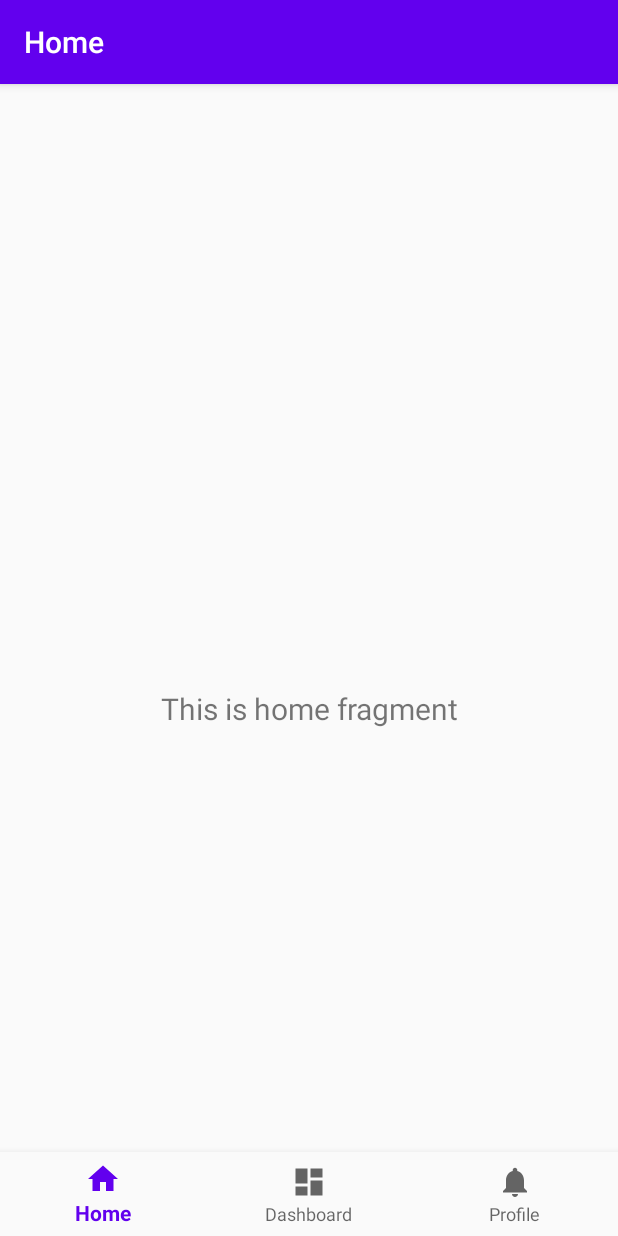
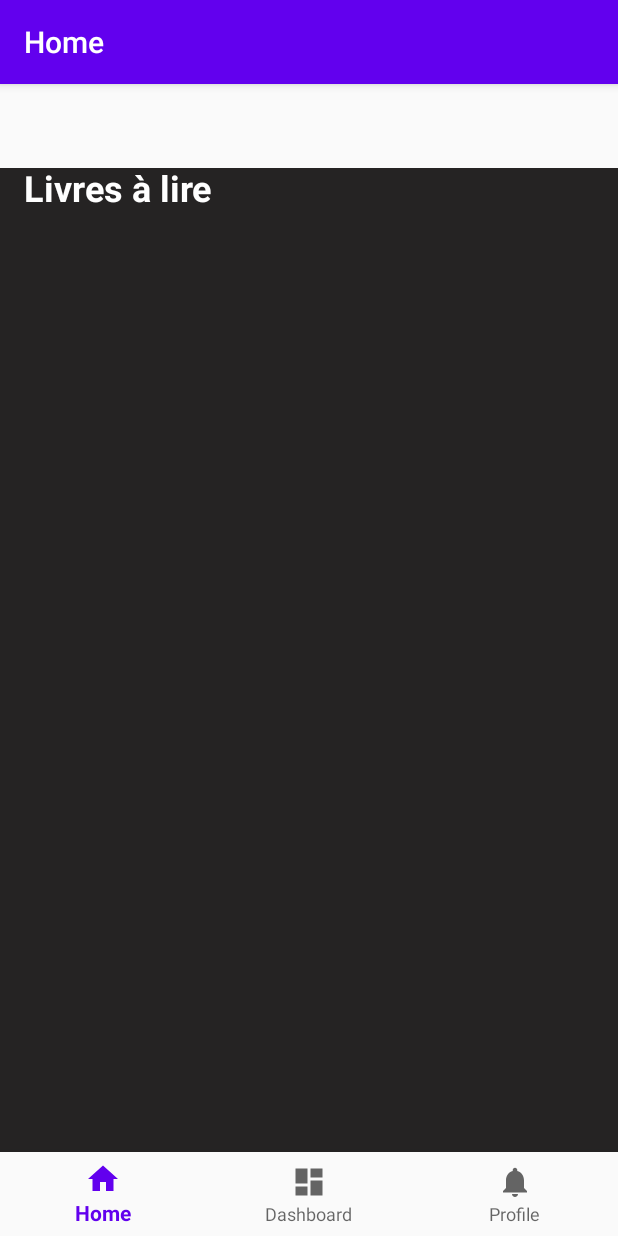
Before and after one commit to Noelle15/dutapp_appMobile, an Android app: the screen it shows after launch once a user with an empty profile is signed in (MainActivity), on a phone screen of 412 x 824 dp. Run offline under Robolectric (Android 15) with nearby library versions, the phone set to English and light mode, and no system bars; our stand-ins replace Firebase (no records; nobody signed in at launch, a user with empty details on screens opened directly), navigation-ui.

Commit message:
mise en forme

```diff
--- a/app/src/main/java/com/example/dut_app_mobile/ui/home/HomeFragment.java
+++ b/app/src/main/java/com/example/dut_app_mobile/ui/home/HomeFragment.java
@@ -23,13 +23,6 @@ public class HomeFragment extends Fragment {
         homeViewModel =
                 ViewModelProviders.of(this).get(HomeViewModel.class);
         View root = inflater.inflate(R.layout.fragment_home, container, false);
-        final TextView textView = root.findViewById(R.id.text_home);
-        homeViewModel.getText().observe(getViewLifecycleOwner(), new Observer<String>() {
-            @Override
-            public void onChanged(@Nullable String s) {
-                textView.setText(s);
-            }
-        });
         return root;
     }
 }
--- a/app/src/main/java/com/example/dut_app_mobile/ui/notifications/NotificationsFragment.java
+++ b/app/src/main/java/com/example/dut_app_mobile/ui/notifications/NotificationsFragment.java
@@ -19,7 +19,6 @@ import java.util.ArrayList;
 import java.util.List;
 
 public class NotificationsFragment extends Fragment {
-
     ViewPager viewPager;
     com.example.dut_app_mobile.Adapter adapter;
     List<Model> models;
--- a/app/src/main/res/layout/fragment_home.xml
+++ b/app/src/main/res/layout/fragment_home.xml
@@ -4,19 +4,20 @@
     xmlns:tools="http://schemas.android.com/tools"
     android:layout_width="match_parent"
     android:layout_height="match_parent"
-    tools:context=".ui.home.HomeFragment">
+    android:background="#252323"
+    tools:context=".ui.home.HomeFragment" >
 
     <TextView
-        android:id="@+id/text_home"
-        android:layout_width="match_parent"
+        android:id="@+id/label_livre"
+        android:layout_width="wrap_content"
         android:layout_height="wrap_content"
-        android:layout_marginStart="8dp"
-        android:layout_marginTop="8dp"
-        android:layout_marginEnd="8dp"
-        android:textAlignment="center"
-        android:textSize="20sp"
+        android:layout_marginStart="16dp"
+        android:layout_marginBottom="683dp"
+        android:text="@string/livres_lire"
+        android:textColor="@color/white"
+        android:textSize="24sp"
+        android:textStyle="bold"
         app:layout_constraintBottom_toBottomOf="parent"
-        app:layout_constraintEnd_toEndOf="parent"
-        app:layout_constraintStart_toStartOf="parent"
-        app:layout_constraintTop_toTopOf="parent" />
+        app:layout_constraintStart_toStartOf="parent" />
+
 </androidx.constraintlayout.widget.ConstraintLayout>
--- a/app/src/main/res/values/strings.xml
+++ b/app/src/main/res/values/strings.xml
@@ -18,4 +18,6 @@
     <string name="temps_lecture">Temps passé en lecture</string>
     <string name="nb_livres_lus">Livres lus</string>
     <string name="label_livre">Mes Livres</string>
+    <string name="livres_lire">Livres à lire</string>
+    <string name="prompt_recherche">Recherche</string>
 </resources>
```
Also changed, not shown: app/src/main/res/layout/activity_login.xml (+7 -1 lines), app/src/main/res/layout/fragment_dashboard.xml (+17 -10 lines), app/src/main/res/values/styles.xml (+5 -7 lines).
